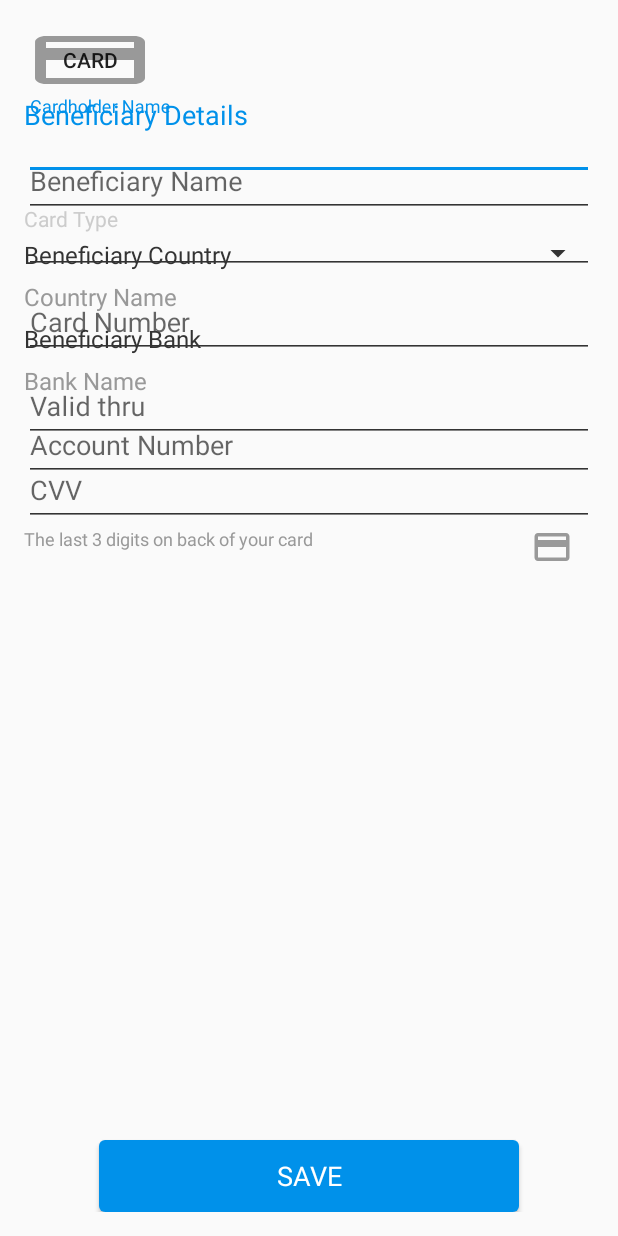
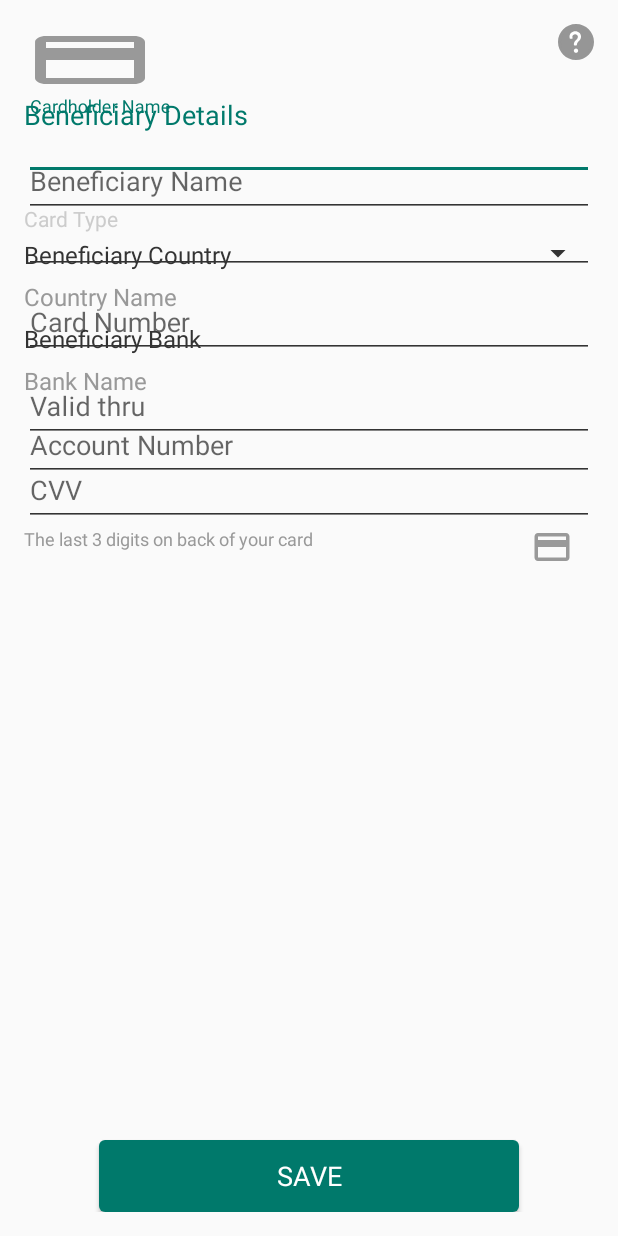
Before and after one commit to Festak/TransferPay, an Android app: the layout new_beneficiary.xml on its own in the app's theme, with its tools: preview values and no code run, on a phone screen of 412 x 824 dp. Run offline under Robolectric (Android 15) with nearby library versions, the phone set to English and light mode, and no system bars.

Commit message:
Tooltip implemented for new beneficiary screen

```diff
--- a/app-transferpay/src/main/java/com/transfer/pay/ui/fragments/newbeneficiary/NewBeneficiaryPresenter.java
+++ b/app-transferpay/src/main/java/com/transfer/pay/ui/fragments/newbeneficiary/NewBeneficiaryPresenter.java
@@ -1,4 +1,6 @@
 package com.transfer.pay.ui.fragments.newbeneficiary;
+
+import android.view.View;
 
 import com.istatkevich.cmvp.core.viewmodel.EmptyViewModel;
 import com.transfer.pay.data.DataManager;
@@ -27,6 +29,10 @@ public class NewBeneficiaryPresenter extends TransferPayBasePresenter<EmptyViewM
                 getScreen().closeScreen();
             }
         });
+    }
+
+    public void onShowTooltipClick(View v){
+        getViewHelper().showTooltip(v);
     }
 
     public void bindVariables(NewBeneficiaryBinding binding) {
--- a/app-transferpay/src/main/res/layout/new_beneficiary.xml
+++ b/app-transferpay/src/main/res/layout/new_beneficiary.xml
@@ -38,12 +38,20 @@
 
         <ToggleButton
             android:id="@+id/toggleButton"
-            android:textOff="Card"
-            android:textOn="Bank"
+            android:textOff=""
+            android:textOn=""
             android:background="@drawable/toogle_button"
             android:layout_width="wrap_content"
             android:layout_height="wrap_content"
             android:checked="@={beneficiaryType.isBankAccount}" />
+
+        <ImageView
+            android:onClick="@{presenter::onShowTooltipClick}"
+            android:id="@+id/showTooltip"
+            android:layout_alignParentRight="true"
+            android:src="@drawable/ic_tooltip_button"
+            android:layout_width="wrap_content"
+            android:layout_height="wrap_content"/>
 
         <LinearLayout
             android:id="@+id/creditCardWrapper"
--- a/app-transferpay/src/main/res/layout/tooltip.xml
+++ b/app-transferpay/src/main/res/layout/tooltip.xml
@@ -1,5 +1,5 @@
 <?xml version="1.0" encoding="utf-8"?>
-<edu.msstate.nsparc.mdcpsabusereporting.ui.customviews.tooltip.Tooltip
+<com.transfer.pay.ui.customviews.Tooltip
     xmlns:android="http://schemas.android.com/apk/res/android"
     android:id="@+id/tooltip_relative"
     android:layout_width="match_parent"
@@ -36,4 +36,4 @@
         android:gravity="center_horizontal"
         android:paddingBottom="@dimen/tooltip_height_margin"
         android:textColor="@color/tooltipActionLink" />
-</edu.msstate.nsparc.mdcpsabusereporting.ui.customviews.tooltip.Tooltip>
+</com.transfer.pay.ui.customviews.Tooltip>
--- a/app-transferpay/src/main/res/values/colors.xml
+++ b/app-transferpay/src/main/res/values/colors.xml
@@ -1,13 +1,21 @@
 <?xml version="1.0" encoding="utf-8"?>
 <resources>
 
-    <!-- Theme colors -->
-    <color name="colorPrimary">#0091ea</color>
+    <!-- Theme colors production -->
+<!--    <color name="colorPrimary">#0091ea</color>
     <color name="colorPrimaryDark">#0064b7</color>
     <color name="colorPrimaryLight">#64c1ff</color>
     <color name="colorAccent">#27d8ef</color>
     <color name="colorAccentDark">#00a6bc</color>
-    <color name="colorAccentLight">#74ffff</color>
+    <color name="colorAccentLight">#74ffff</color>-->
+
+    <!-- Theme Colors developing -->
+    <color name="colorPrimary">#00796B</color>
+    <color name="colorPrimaryDark">#004D40</color>
+    <color name="colorPrimaryLight">#4DB6AC</color>
+    <color name="colorAccent">#80CBC4</color>
+    <color name="colorAccentDark">#004D40</color>
+    <color name="colorAccentLight">#80CBC4</color>
 
     <!-- Base colors -->
     <color name="colorGray">#999999</color>
--- a/app-transferpay/src/main/res/values/strings.xml
+++ b/app-transferpay/src/main/res/values/strings.xml
@@ -255,6 +255,7 @@
 
     <!-- Tooltip -->
     <string name="need_help_additional_information">Additional Information</string>
+    <string name="beneficiary_or_card">Choose in what type you want to send your money:\n Credit Card is a card. \n Bank Account is a bank account.</string>
 
 
 </resources>
```
Also changed, not shown: app-transferpay/src/main/java/com/transfer/pay/ui/fragments/newbeneficiary/NewBeneficiaryViewHelper.java (+14 -0 lines).
